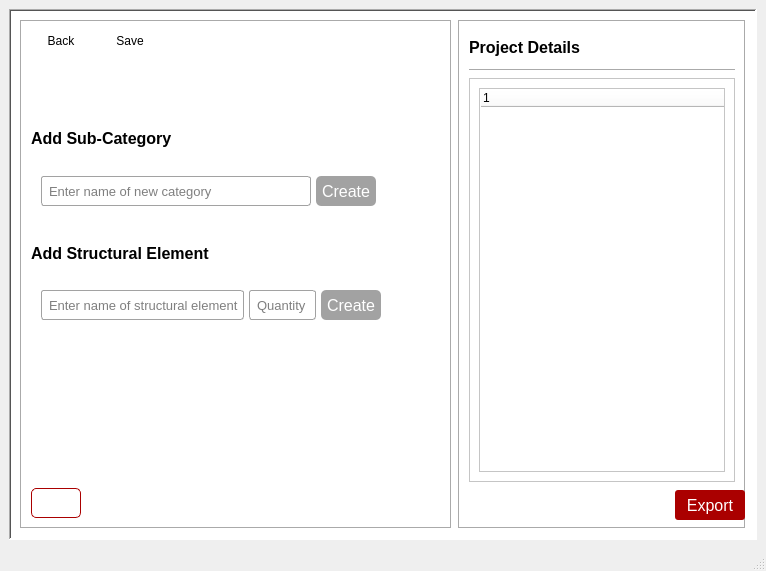
Old version of the form assets/ui/GenBBS_catg1.ui in the repository Ano-ly/GenBBS.
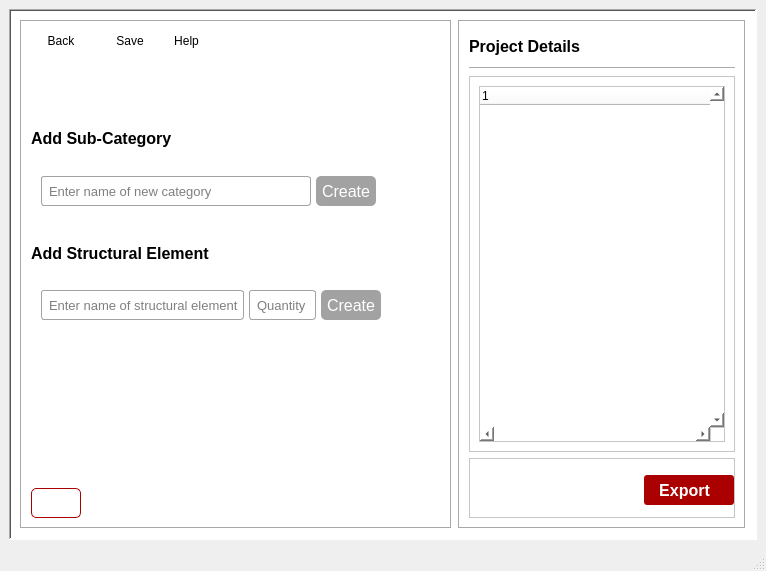
New version of the form. Icons and pictures are not drawn.

The edit to the form file:
```diff
--- a/assets/ui/GenBBS_catg1.ui
+++ b/assets/ui/GenBBS_catg1.ui
@@ -122,6 +122,15 @@
 #btnSaveCatg1:hover {
 background-color:rgb(170, 170, 170)
 }
+#btnHelpCatg1 {
+border-radius: 5px;
+color: black;
+padding-left: 5px;
+padding-right: 5px;
+}
+#btnHelpCatg1:hover {
+background-color:rgb(170, 170, 170)
+}
 #btnBackCatg1 {
 
 border-radius: 5px;
@@ -184,7 +193,7 @@
            <enum>QLayout::SizeConstraint::SetMinimumSize</enum>
           </property>
           <item>
-           <layout class="QHBoxLayout" name="horizontalLayout_2" stretch="0,0,0">
+           <layout class="QHBoxLayout" name="horizontalLayout_2" stretch="0,0,0,0">
             <item>
              <widget class="QPushButton" name="btnBackCatg1">
               <property name="sizePolicy">
@@ -234,6 +243,20 @@
               </property>
              </widget>
             </item>
+            <item>
+             <widget class="QPushButton" name="btnHelpCatg1">
+              <property name="autoFillBackground">
+               <bool>false</bool>
+              </property>
+              <property name="text">
+               <string>Help</string>
+              </property>
+              <property name="icon">
+               <iconset resource="../app_resources.qrc">
+                <normaloff>:/images/help.png</normaloff>:/images/help.png</iconset>
+              </property>
+             </widget>
+            </item>
             <item>
              <spacer name="horizontalSpacer">
               <property name="orientation">
@@ -1749,7 +1772,6 @@
 	background-color: rgb(170, 0, 0);
 	border-radius: 3px;
 	color: white;
-	margin-right: 5pt;
 }
 QPushButton:hover {
 	background-color: rgb(181, 78, 78);
@@ -1765,7 +1787,7 @@
          <property name="frameShadow">
           <enum>QFrame::Shadow::Sunken</enum>
          </property>
-         <layout class="QVBoxLayout" name="verticalLayout_2" stretch="2,0,25,0">
+         <layout class="QVBoxLayout" name="verticalLayout_2" stretch="2,0,25,4">
           <item>
            <widget class="QLabel" name="label2Catg1">
             <property name="font">
@@ -1802,18 +1824,39 @@
             <layout class="QHBoxLayout" name="horizontalLayout_3">
              <item>
               <widget class="QTreeWidget" name="treeWidgetCatg1">
+               <property name="layoutDirection">
+                <enum>Qt::LayoutDirection::LeftToRight</enum>
+               </property>
+               <property name="verticalScrollBarPolicy">
+                <enum>Qt::ScrollBarPolicy::ScrollBarAlwaysOn</enum>
+               </property>
+               <property name="horizontalScrollBarPolicy">
+                <enum>Qt::ScrollBarPolicy::ScrollBarAlwaysOn</enum>
+               </property>
                <property name="tabKeyNavigation">
                 <bool>true</bool>
                </property>
                <property name="alternatingRowColors">
                 <bool>true</bool>
                </property>
+               <property name="textElideMode">
+                <enum>Qt::TextElideMode::ElideLeft</enum>
+               </property>
+               <property name="horizontalScrollMode">
+                <enum>QAbstractItemView::ScrollMode::ScrollPerItem</enum>
+               </property>
+               <property name="updateThreshold">
+                <number>500</number>
+               </property>
+               <property name="animated">
+                <bool>true</bool>
+               </property>
                <property name="columnCount">
                 <number>1</number>
                </property>
                <column>
                 <property name="text">
-                 <string notr="true">1</string>
+                 <string notr="true"/>
                 </property>
                </column>
               </widget>
@@ -1822,6 +1865,30 @@
            </widget>
           </item>
           <item>
+           <widget class="QFrame" name="frame">
+            <property name="frameShape">
+             <enum>QFrame::Shape::StyledPanel</enum>
+            </property>
+            <property name="frameShadow">
+             <enum>QFrame::Shadow::Raised</enum>
+            </property>
+            <layout class="QHBoxLayout" name="horizontalLayout_6" stretch="0,0">
+             <property name="spacing">
+              <number>2</number>
+             </property>
+             <property name="leftMargin">
+              <number>0</number>
+             </property>
+             <property name="topMargin">
+              <number>0</number>
+             </property>
+             <property name="rightMargin">
+              <number>0</number>
+             </property>
+             <property name="bottomMargin">
+              <number>0</number>
+             </property>
+             <item>
            <widget class="QPushButton" name="btnExportCatg1">
             <property name="sizePolicy">
              <sizepolicy hsizetype="Fixed" vsizetype="Fixed">
@@ -1831,13 +1898,13 @@
             </property>
             <property name="minimumSize">
              <size>
-              <width>70</width>
+                 <width>90</width>
               <height>30</height>
              </size>
             </property>
             <property name="maximumSize">
              <size>
-              <width>60</width>
+                 <width>90</width>
               <height>25</height>
              </size>
             </property>
@@ -1845,6 +1912,7 @@
              <font>
               <family>Segoe UI</family>
               <pointsize>12</pointsize>
+                 <bold>true</bold>
               <strikeout>false</strikeout>
              </font>
             </property>
@@ -1852,11 +1920,34 @@
              <string notr="true"/>
             </property>
             <property name="text">
-             <string>Export</string>
+                <string>Export  </string>
+               </property>
+               <property name="icon">
+                <iconset resource="../app_resources.qrc">
+                 <normaloff>:/images/export.jpg</normaloff>:/images/export.jpg</iconset>
             </property>
             <property name="checkable">
              <bool>true</bool>
             </property>
+              </widget>
+             </item>
+             <item>
+              <spacer name="horizontalSpacer_2">
+               <property name="orientation">
+                <enum>Qt::Orientation::Horizontal</enum>
+               </property>
+               <property name="sizeType">
+                <enum>QSizePolicy::Policy::Expanding</enum>
+               </property>
+               <property name="sizeHint" stdset="0">
+                <size>
+                 <width>40</width>
+                 <height>20</height>
+                </size>
+               </property>
+              </spacer>
+             </item>
+            </layout>
            </widget>
           </item>
          </layout>
```
Lines whose indentation alone changed are shown as unchanged.
